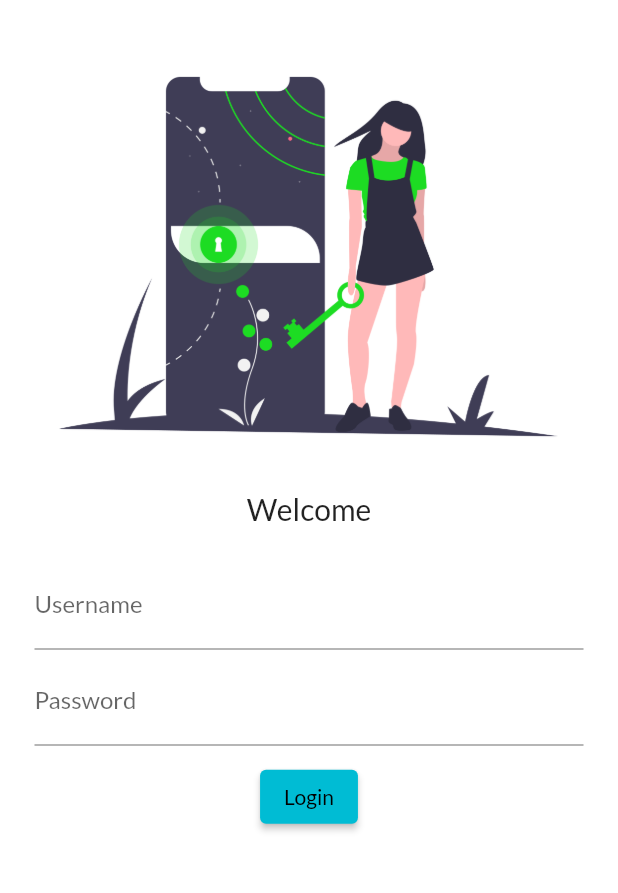
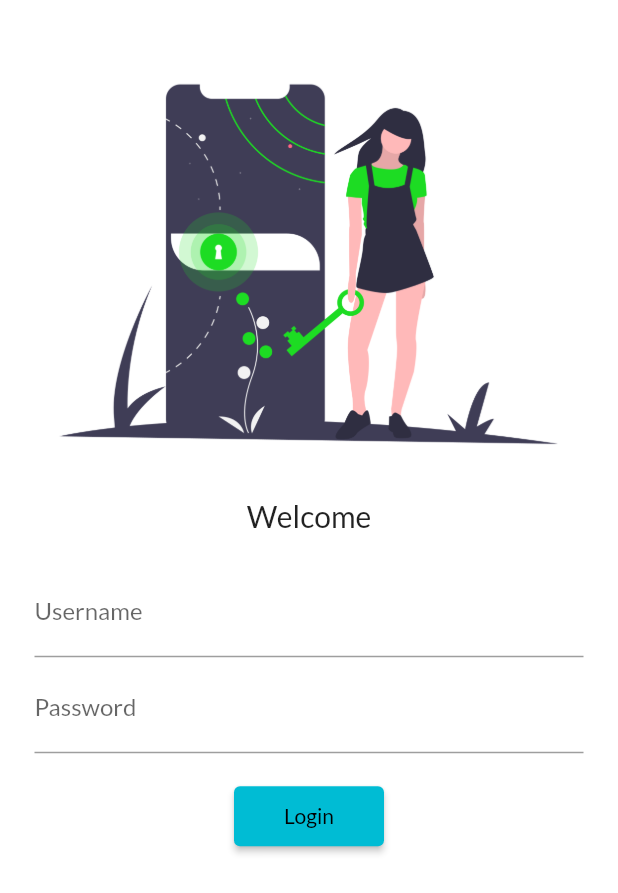
Before and after one commit to abbhowmik/Flutter_Basics, a Flutter app: the screen it shows after launch, on a phone screen of 412 x 824 dp. Shown: the top 893 px of the screen. Run offline on Flutter 3.47's test engine with Material 2 defaults, Android fonts, the phone set to English and light mode, and no system bars; our stand-ins replace google_fonts.

Commit message:
day3 added

```diff
--- a/lib/main.dart
+++ b/lib/main.dart
@@ -1,3 +1,4 @@
+import 'package:firstapp/utils/routes.dart';
 import 'package:flutter/material.dart';
 import 'pages/home_page.dart';
 import 'pages/login_page.dart';
@@ -19,9 +20,11 @@ class myApp extends StatelessWidget {
           fontFamily: GoogleFonts.lato().fontFamily,
         ),
         darkTheme: ThemeData(brightness: Brightness.dark),
+        initialRoute: '/',
         routes: {
           '/': (context) => LoginPage(),
-          '/login': (context) => HomePage(),
+          MyRoutes.HomeRoutes: (context) => HomePage(),
+          MyRoutes.LoginRoutes: (context) => LoginPage(),
         });
   }
 }
--- a/lib/pages/login_page.dart
+++ b/lib/pages/login_page.dart
@@ -1,3 +1,4 @@
+import 'package:firstapp/utils/routes.dart';
 import 'package:flutter/material.dart';
 
 class LoginPage extends StatelessWidget {
@@ -5,9 +6,10 @@ class LoginPage extends StatelessWidget {
   Widget build(BuildContext context) {
     return Material(
       color: Colors.white,
+      child: SingleChildScrollView(
         child: Column(
           children: [
-          SizedBox(height: 25),
+            SizedBox(height: 30),
             Image.asset("assets/images/welcome.jpg", fit: BoxFit.cover),
             SizedBox(height: 10),
             Text(
@@ -28,19 +30,22 @@ class LoginPage extends StatelessWidget {
                     decoration: InputDecoration(
                         hintText: "Enter Password", labelText: "Password"),
                   ),
-                SizedBox(height: 10),
+                  SizedBox(height: 18),
                   ElevatedButton(
                     child: Text(
                       "Login",
                     ),
-                  style: TextButton.styleFrom(),
-                  onPressed: () => {print("Hi Ashis")},
+                    style: TextButton.styleFrom(minimumSize: Size(100, 40)),
+                    onPressed: () =>
+                        {Navigator.pushNamed(context, MyRoutes.HomeRoutes)},
                   ),
+                  SizedBox(height: 230),
                 ],
               ),
             )
           ],
         ),
+      ),
     );
   }
 }
--- /dev/null
+++ b/lib/utils/routes.dart
@@ -0,0 +1,4 @@
+class MyRoutes {
+  static String LoginRoutes = "/login";
+  static String HomeRoutes = "/home";
+}
```
Lines whose indentation alone changed are shown as unchanged.
